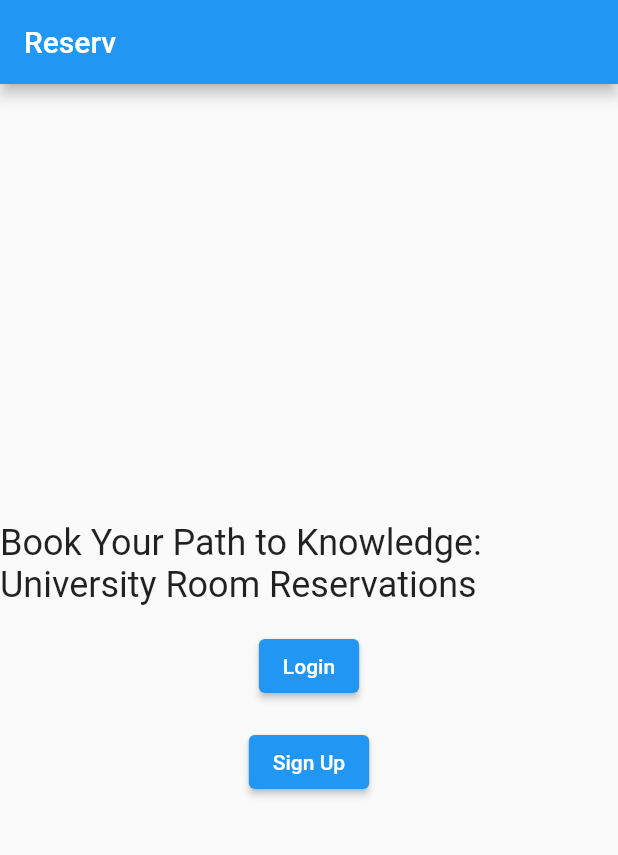
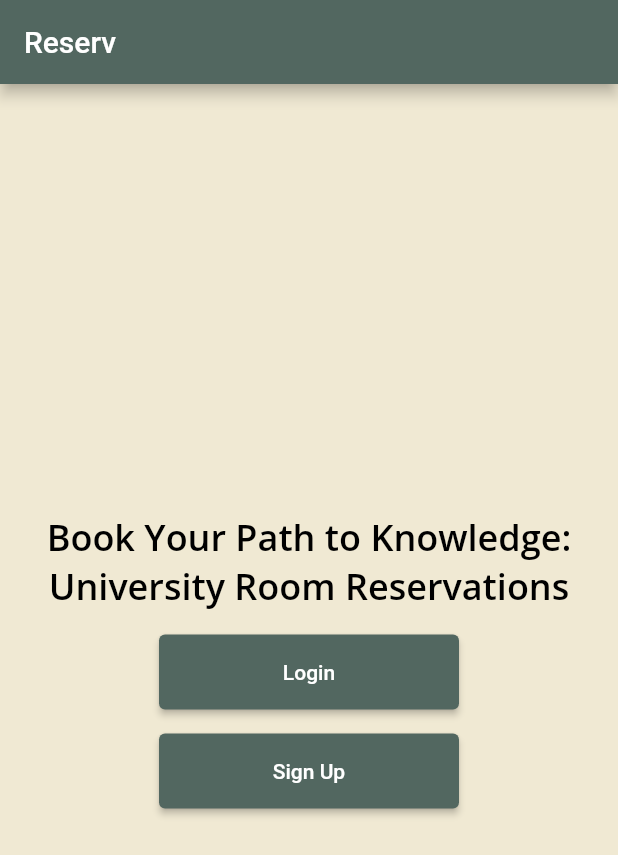
Before and after one commit to vidaang/Reserv, a Flutter app: the screen it shows after launch, on a phone screen of 412 x 824 dp. Shown: the top 855 px of the screen. Run offline on Flutter 3.47's test engine with Material 2 defaults, Android fonts, the phone set to English and light mode, and no system bars; our stand-ins replace google_fonts.

Commit message:
Adjusted Landing and added Google Font support

```diff
--- a/frontend_mobile/reserv_mobile_app/lib/screens/landing.dart
+++ b/frontend_mobile/reserv_mobile_app/lib/screens/landing.dart
@@ -1,6 +1,7 @@
 import 'package:flutter/material.dart';
 import 'login.dart';
 import 'signup.dart';
+import 'package:google_fonts/google_fonts.dart';
 
 class LandingPage extends StatelessWidget {
   const LandingPage({super.key});
@@ -8,16 +9,23 @@ class LandingPage extends StatelessWidget {
   @override
   Widget build(BuildContext context) {
     return Scaffold(
+      backgroundColor: Color(0xFFF0E9D3),
       appBar: AppBar(
         title: const Text('Reserv'),
+        backgroundColor: Color(0xFF526760)
       ),
       body: Center(
         child: Column(
           mainAxisAlignment: MainAxisAlignment.center,
           children: <Widget>[
-            const Text(
+            Text(
               'Book Your Path to Knowledge: University Room Reservations',
-              style: TextStyle(fontSize: 24.0),
+              style: GoogleFonts.openSans(
+                fontSize: 24,
+                color: Colors.black,
+                fontWeight: FontWeight.w600,
+              ),
+              textAlign: TextAlign.center,
             ),
             const SizedBox(height: 16.0),
             ElevatedButton(
@@ -28,6 +36,10 @@ class LandingPage extends StatelessWidget {
                 );
               },
               child: const Text('Login'),
+              style: ElevatedButton.styleFrom(
+                  primary: Color(0xFF526760), // Button color
+                  minimumSize: Size(200, 50), // Button size
+              ),
             ),
             const SizedBox(height: 16.0),
             ElevatedButton(
@@ -38,6 +50,10 @@ class LandingPage extends StatelessWidget {
                 );
               },
               child: const Text('Sign Up'),
+              style: ElevatedButton.styleFrom(
+                  primary: Color(0xFF526760), // Button color
+                  minimumSize: Size(200, 50), // Button size
+              ),
             ),
           ],
         ),
--- a/frontend_mobile/reserv_mobile_app/pubspec.yaml
+++ b/frontend_mobile/reserv_mobile_app/pubspec.yaml
@@ -30,16 +30,17 @@ environment:
 dependencies:
   flutter:
     sdk: flutter
+  google_fonts: ^6.1.0
 
 
   # The following adds the Cupertino Icons font to your application.
   # Use with the CupertinoIcons class for iOS style icons.
   cupertino_icons: ^1.0.2
+  http: ^1.1.0
 
 dev_dependencies:
   flutter_test:
     sdk: flutter
-  http: ^1.1.0
 
   # The "flutter_lints" package below contains a set of recommended lints to
   # encourage good coding practices. The lint set provided by the package is
```
Also changed, not shown: frontend_mobile/reserv_mobile_app/pubspec.lock, 1 other file.
